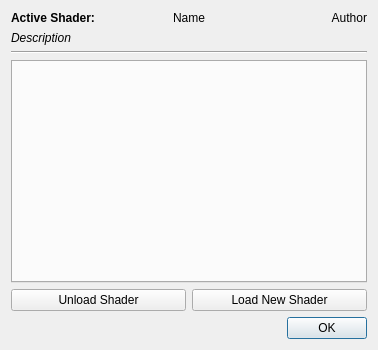
Qt form Libretro/mgba/src/platform/qt/ShaderSelector.ui (kiddreads/Avalon-copy2) before a commit.
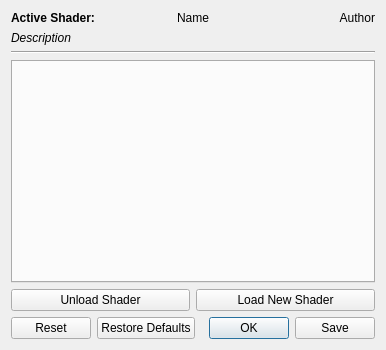
The same form after that commit.

The edit to the form file:
```diff
--- a/Libretro/mgba/src/platform/qt/ShaderSelector.ui
+++ b/Libretro/mgba/src/platform/qt/ShaderSelector.ui
@@ -6,7 +6,7 @@
    <rect>
     <x>0</x>
     <y>0</y>
-    <width>378</width>
+    <width>386</width>
     <height>350</height>
    </rect>
   </property>
@@ -104,7 +104,7 @@
       <enum>Qt::Horizontal</enum>
      </property>
      <property name="standardButtons">
-      <set>QDialogButtonBox::Ok</set>
+      <set>QDialogButtonBox::Ok|QDialogButtonBox::Reset|QDialogButtonBox::RestoreDefaults|QDialogButtonBox::Save</set>
      </property>
     </widget>
    </item>
```
